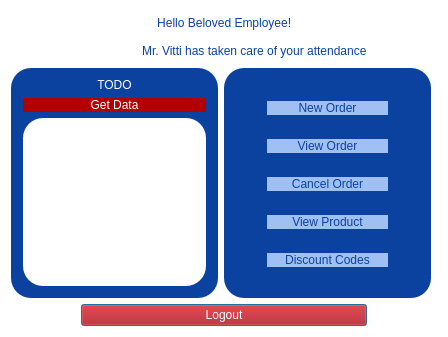
The window that Bhitti/employeedash.ui (BigyaDhungana/Bhitti_v2) describes before a commit, drawn with Qt 5.
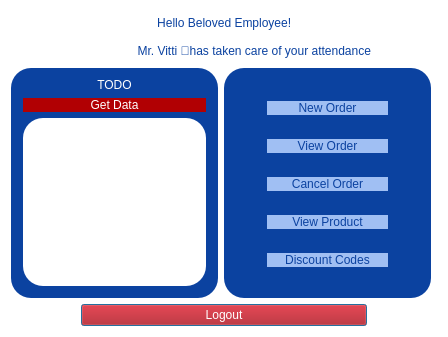
The same window after the commit. Icons and pictures are not drawn.

What changed in the file:
```diff
--- a/Bhitti/employeedash.ui
+++ b/Bhitti/employeedash.ui
@@ -99,7 +99,7 @@
 font: 300 12pt &quot;Segoe UI&quot;;</string>
            </property>
            <property name="text">
-            <string>                           Mr. Vitti has taken care of your attendance       </string>
+            <string>                           Mr. Vitti 🦎has taken care of your attendance       </string>
            </property>
            <property name="alignment">
             <set>Qt::AlignCenter</set>
```
